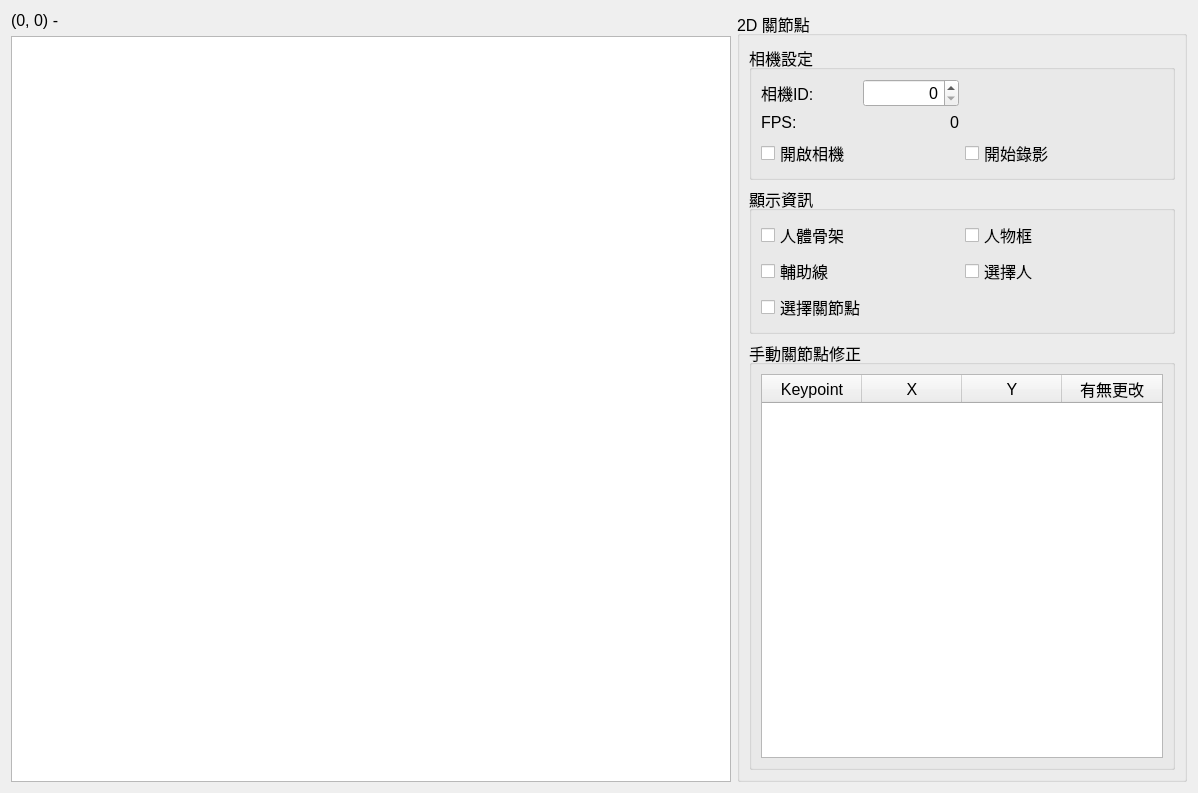
chenboch/Pitch-Skeleton-User-Interface, file Src/UI_Control/Pose2DTab/Camera_Widget/camera.ui: the form before one commit.
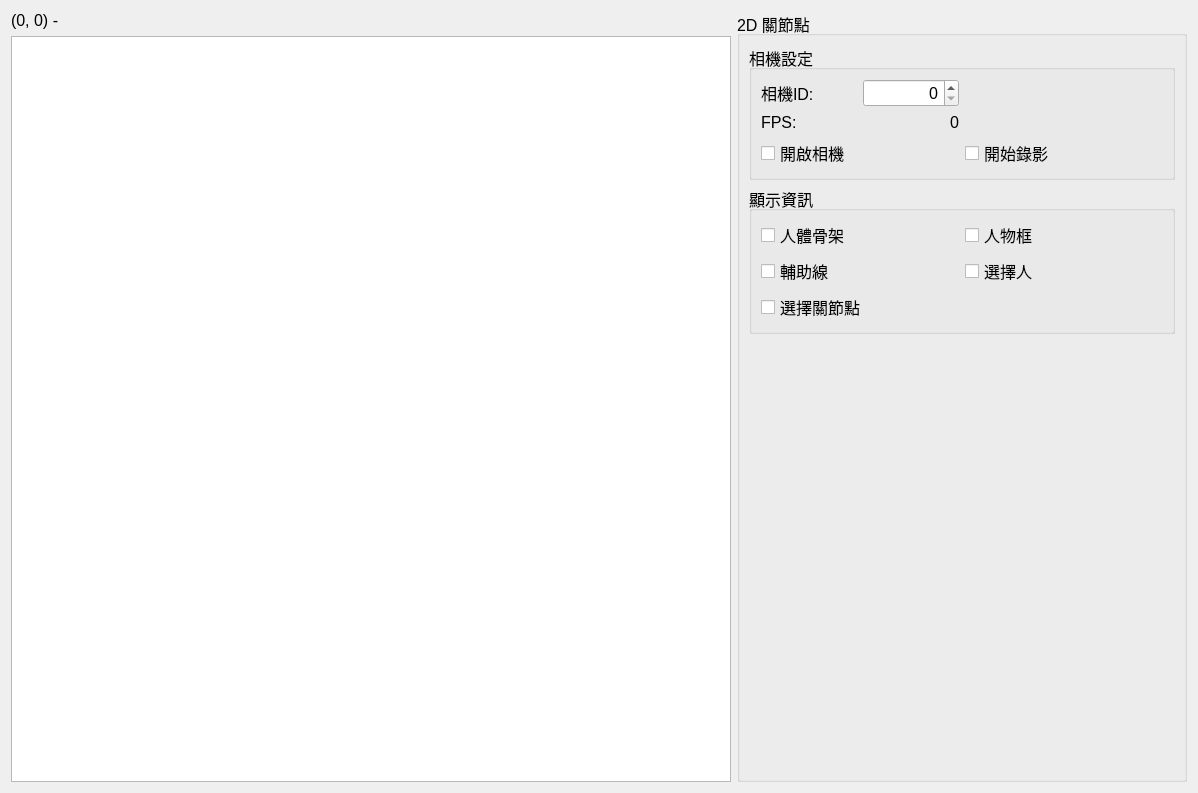
The form after the commit.

Commit message: add camera ui control

What changed in the file:
```diff
--- a/Src/UI_Control/Pose2DTab/Camera_Widget/camera.ui
+++ b/Src/UI_Control/Pose2DTab/Camera_Widget/camera.ui
@@ -204,49 +204,17 @@
        </widget>
       </item>
       <item>
-       <widget class="QGroupBox" name="KptAdjustGroupBox">
-        <property name="title">
-         <string>手動關節點修正</string>
+       <spacer name="verticalSpacer">
+        <property name="orientation">
+         <enum>Qt::Vertical</enum>
         </property>
-        <layout class="QVBoxLayout" name="verticalLayout_6">
-         <item>
-          <widget class="QTableWidget" name="kpt_table">
-           <property name="minimumSize">
-            <size>
-             <width>400</width>
-             <height>0</height>
-            </size>
-           </property>
-           <property name="maximumSize">
-            <size>
-             <width>16777215</width>
-             <height>16777215</height>
-            </size>
-           </property>
-           <column>
-            <property name="text">
-             <string>Keypoint</string>
-            </property>
-           </column>
-           <column>
-            <property name="text">
-             <string>X</string>
-            </property>
-           </column>
-           <column>
-            <property name="text">
-             <string>Y</string>
-            </property>
-           </column>
-           <column>
-            <property name="text">
-             <string>有無更改</string>
-            </property>
-           </column>
-          </widget>
-         </item>
-        </layout>
-       </widget>
+        <property name="sizeHint" stdset="0">
+         <size>
+          <width>20</width>
+          <height>40</height>
+         </size>
+        </property>
+       </spacer>
       </item>
      </layout>
      <zorder>CameraSettingGroupBox</zorder>
```
Left out of the diff: 25 changed lines with no effect on the pictures. The commit also changes 175 other files.
